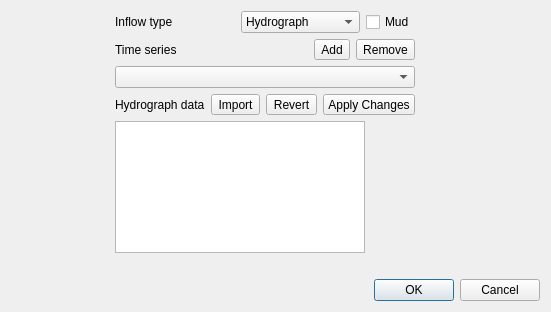
Above: flo2d/ui/inflow_editor.ui from FLO-2DSoftware/qgis-flo-2d-plugin before the change. Below: the same form after it.
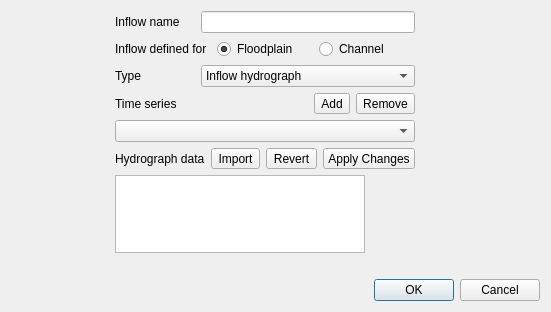
That is the form after the change.

What changed in the file:
```diff
--- a/flo2d/ui/inflow_editor.ui
+++ b/flo2d/ui/inflow_editor.ui
@@ -46,6 +46,66 @@
         <property name="bottomMargin">
          <number>20</number>
         </property>
+        <item>
+         <layout class="QHBoxLayout" name="horizontalLayout_5">
+          <property name="bottomMargin">
+           <number>0</number>
+          </property>
+          <item>
+           <widget class="QLabel" name="label_4">
+            <property name="minimumSize">
+             <size>
+              <width>80</width>
+              <height>0</height>
+             </size>
+            </property>
+            <property name="maximumSize">
+             <size>
+              <width>80</width>
+              <height>16777215</height>
+             </size>
+            </property>
+            <property name="text">
+             <string>Inflow name</string>
+            </property>
+           </widget>
+          </item>
+          <item>
+           <widget class="QLineEdit" name="nameEdit"/>
+          </item>
+         </layout>
+        </item>
+        <item>
+         <layout class="QHBoxLayout" name="horizontalLayout_6">
+          <property name="bottomMargin">
+           <number>0</number>
+          </property>
+          <item>
+           <widget class="QLabel" name="label_5">
+            <property name="text">
+             <string>Inflow defined for</string>
+            </property>
+           </widget>
+          </item>
+          <item>
+           <widget class="QRadioButton" name="ifcFloodplainRadio">
+            <property name="text">
+             <string>Floodplain</string>
+            </property>
+            <property name="checked">
+             <bool>true</bool>
+            </property>
+           </widget>
+          </item>
+          <item>
+           <widget class="QRadioButton" name="ifcChannelRadio">
+            <property name="text">
+             <string>Channel</string>
+            </property>
+           </widget>
+          </item>
+         </layout>
+        </item>
         <item>
          <layout class="QHBoxLayout" name="horizontalLayout">
           <item>
@@ -56,14 +116,20 @@
               <verstretch>0</verstretch>
              </sizepolicy>
             </property>
+            <property name="minimumSize">
+             <size>
+              <width>80</width>
+              <height>0</height>
+             </size>
+            </property>
             <property name="maximumSize">
              <size>
-              <width>99999</width>
+              <width>80</width>
               <height>16777215</height>
              </size>
             </property>
             <property name="text">
-             <string>Inflow type</string>
+             <string>Type</string>
             </property>
            </widget>
           </item>
@@ -83,22 +149,20 @@
             </property>
             <property name="maximumSize">
              <size>
-              <width>200</width>
+              <width>9999</width>
               <height>16777215</height>
              </size>
             </property>
             <item>
              <property name="text">
-              <string>Hydrograph</string>
+              <string>Inflow hydrograph</string>
              </property>
             </item>
-           </widget>
-          </item>
-          <item>
-           <widget class="QCheckBox" name="mudChBox">
-            <property name="text">
-             <string>Mud</string>
-            </property>
+            <item>
+             <property name="text">
+              <string>Channel outflow or diversion</string>
+             </property>
+            </item>
            </widget>
           </item>
          </layout>
```
Left out of the diff: 4 changed lines with no effect on the pictures.
